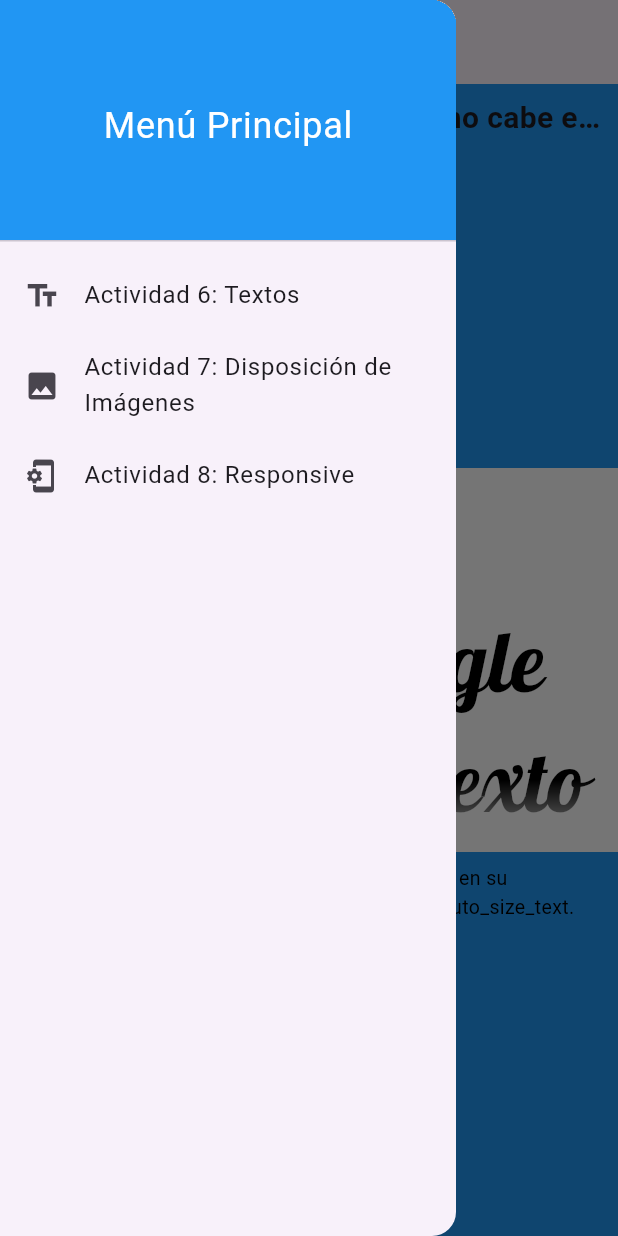
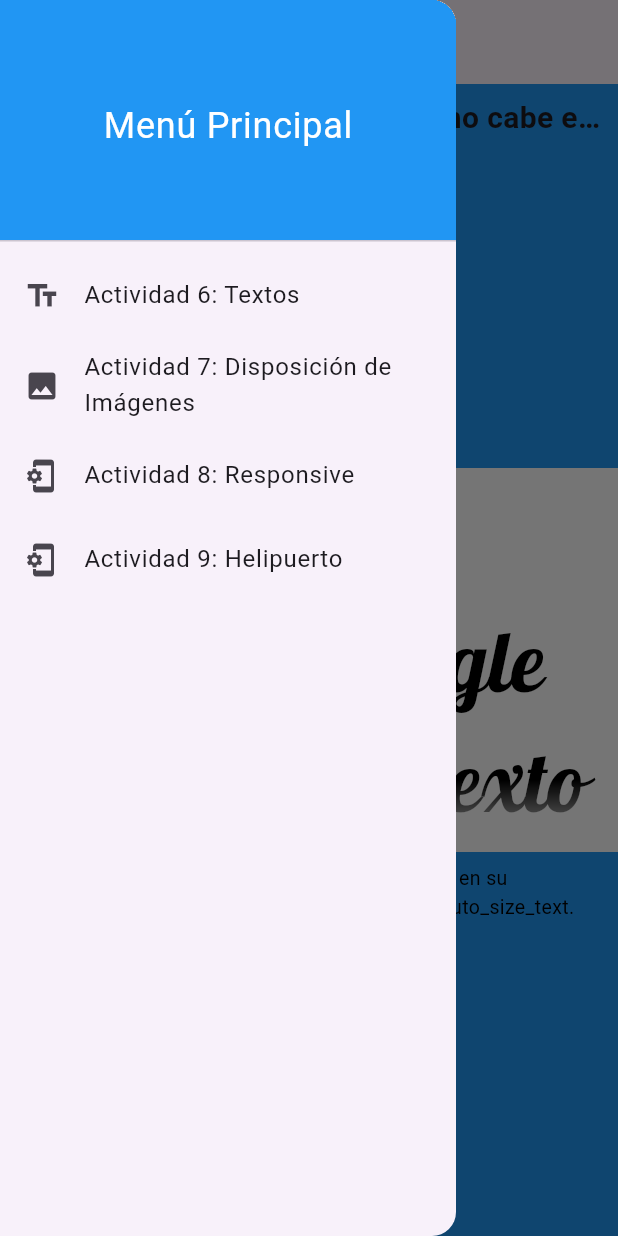
Before and after one commit to JuanAndresGasparMaldonado/JuanAndres_PMDM, a Flutter app: the screen it shows after launch, with the side drawer open, on a phone screen of 412 x 824 dp. Run offline on Flutter 3.47's test engine with Material 3 defaults, Android fonts, the phone set to English and light mode, and no system bars; drawn by our look-alikes of auto_size_text; our stand-ins replace google_fonts; Roboto replaces fonts that are missing (Times New Roman).

Commit message:
Realización Ejercicio 9

```diff
--- a/actividad2/activdad2/lib/main.dart
+++ b/actividad2/activdad2/lib/main.dart
@@ -2,8 +2,8 @@
 // Importamos las pantallas que usaremos
 import 'screens/pantalla_textos.dart';
 import 'screens/pantalla_disposicion.dart';
-// NUEVO: Importamos la pantalla de la Actividad 8
 import 'screens/pantalla_actividad8.dart';
+import 'screens/pantalla_actividad9.dart';
 
 // El punto de entrada principal de la aplicación
 void main() {
@@ -50,16 +50,16 @@
   final List<Widget> _screens = [
     const PantallaTextos(),       // Índice 0 (Actividad 6)
     const PantallaDisposicion(), // Índice 1 (Actividad 7)
-    // NUEVO: Añadimos la pantalla de la Actividad 8
     const PantallaActividad8(),  // Índice 2 (Actividad 8)
+    const PantallaActividad9(),  // Índice 3 (Actividad 9)
   ];
 
   // Lista de títulos para la AppBar, correspondientes a cada pantalla
   final List<String> _titles = [
     'Actividad 6: Textos',
     'Actividad 7: Disposición de Imágenes',
-    // NUEVO: Añadimos el título para la Actividad 8
     'Actividad 8: Responsive',
+    'Actividad 9: Helipuerto',
   ];
 
   @override
@@ -118,6 +118,16 @@
                 Navigator.pop(context); // Cierra el Drawer
               },
             ),
+
+            ListTile(
+              leading: const Icon(Icons.phonelink_setup), // Icono para responsive
+              title: const Text('Actividad 9: Helipuerto'), // Texto
+              onTap: () {
+                // Cuando se toca esta opción:
+                setState(() => _selectedIndex = 3); // Cambia el índice seleccionado a 2
+                Navigator.pop(context); // Cierra el Drawer
+              },
+            ),
           ],
         ),
       ),
```
Also changed, not shown: actividad2/activdad2/lib/screens/pantalla_actividad9.dart (+39 -10 lines).
